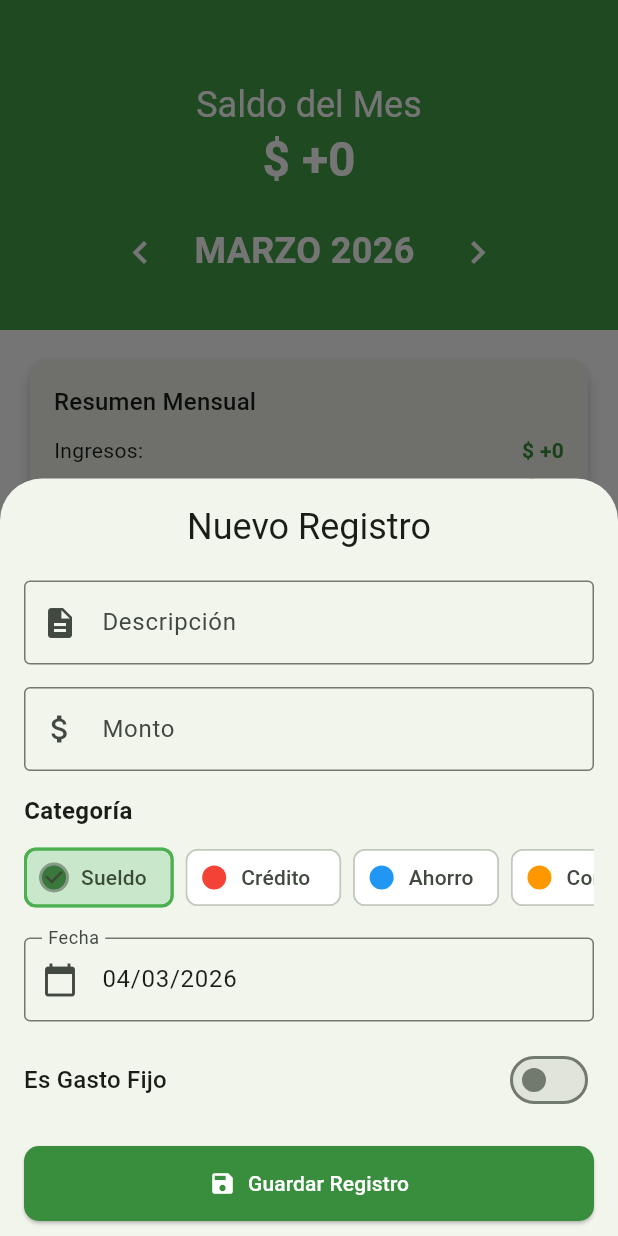
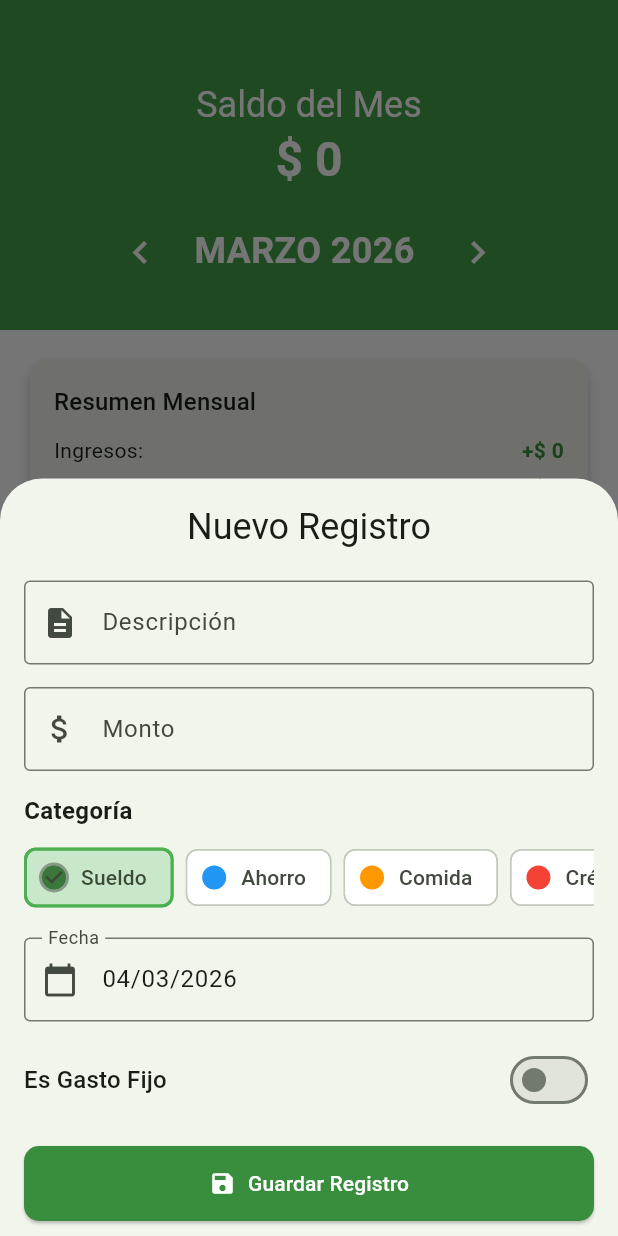
Before and after one commit to naravenar91/control-gastos-flutter, a Flutter app: the screen it shows after launch, after a tap on "Nuevo Registro", on a phone screen of 412 x 824 dp. Run offline on Flutter 3.47's test engine with Material 3 defaults, Android fonts, the phone set to English and light mode, and no system bars; our stand-ins replace drift, equatable, file_picker, fl_chart, flutter_bloc, share_plus and 1 more; accounts and stored records are empty; generated files the repository leaves out were written again.

Commit message:
version 1.0.2

```diff
--- a/lib/presentation/bloc/gasto_bloc.dart
+++ b/lib/presentation/bloc/gasto_bloc.dart
@@ -156,30 +156,36 @@ class GastoBloc extends Bloc<GastoEvent, GastoState> {
     }
   }
 
-  /// Calcula el monto total, total de ingresos, total de gastos y ahorros.
+  /// Calcula el monto total (saldo restante), total de ingresos, total de gastos y ahorros.
   ///
-  /// El total se calcula como: Ingresos - Gastos - Ahorros.
+  /// Siguiendo la lógica financiera:
+  /// Saldo (Disponible) = Total Ingresos - Total Gastos - Total Ahorros.
   _Totals _calculateTotals(List<Gasto> gastos, Map<int, Categoria> categoriasMap) {
-    double total = 0.0;
-    double income = 0.0;
-    double expense = 0.0;
-    double savings = 0.0;
+    double incomeTotal = 0.0;
+    double expenseTotal = 0.0;
+    double savingsTotal = 0.0;
 
     for (var gasto in gastos) {
       final categoria = categoriasMap[gasto.idCategoria];
       if (categoria != null) {
-        if (categoria.tipo == TipoCategoria.ingreso) {
-          income += gasto.monto;
-        } else if (categoria.tipo == TipoCategoria.ahorro) {
-          savings += gasto.monto;
-        } else {
-          // GASTO y OCIO se consideran gastos para el balance general
-          expense += gasto.monto;
+        switch (categoria.tipo) {
+          case TipoCategoria.ingreso:
+            incomeTotal += gasto.monto;
+            break;
+          case TipoCategoria.ahorro:
+            savingsTotal += gasto.monto;
+            break;
+          case TipoCategoria.gasto:
+          case TipoCategoria.ocio:
+            expenseTotal += gasto.monto;
+            break;
         }
       }
     }
-    // Balance total: lo que entra menos lo que sale (gastos) y lo que se reserva (ahorro)
-    total = income - expense - savings;
-    return _Totals(total, income, expense, savings);
+
+    // Saldo (Disponible) es lo que sobra después de gastos y ahorros.
+    final double saldoRestante = incomeTotal - expenseTotal - savingsTotal;
+
+    return _Totals(saldoRestante, incomeTotal, expenseTotal, savingsTotal);
   }
 }
--- a/lib/presentation/pages/charts_page.dart
+++ b/lib/presentation/pages/charts_page.dart
@@ -19,7 +19,7 @@ class _ChartsPageState extends State<ChartsPage> {
 
   @override
   Widget build(BuildContext context) {
-    final currencyFormat = NumberFormat.decimalPattern('es_CL');
+    final currencyFormat = NumberFormat.currency(locale: 'es_CL', symbol: '\$', decimalDigits: 0);
 
     return Scaffold(
       appBar: AppBar(
@@ -34,17 +34,16 @@ class _ChartsPageState extends State<ChartsPage> {
             final double income = state.incomeTotal;
             final double expense = state.expenseTotal;
             final double savings = state.savingsTotal;
+            final double balance = state.totalMes; // Este es el saldo restante (income - expense - savings)
 
-            // El total transaccionado para el gráfico es la suma absoluta de todo lo que se movió
-            final double grandTotal = income + expense + savings;
+            // Base del cálculo: El ingreso total
+            final double baseTotal = income;
 
-            if (grandTotal == 0) {
+            if (baseTotal <= 0 && expense == 0 && savings == 0) {
               return const Center(child: Text('No hay datos suficientes para mostrar gráficos'));
             }
 
-            final double incomePercent = (income / grandTotal) * 100;
-            final double expensePercent = (expense / grandTotal) * 100;
-            final double savingsPercent = (savings / grandTotal) * 100;
+            final bool isOverspent = balance < 0;
 
             // Filtrar listas para el detalle
             final ingresosList = state.gastos
@@ -65,19 +64,21 @@ class _ChartsPageState extends State<ChartsPage> {
                 child: Column(
                   children: [
                     const Text(
-                      'Distribución de Capital',
+                      'Distribución del Ingreso',
                       style: TextStyle(fontSize: 18, fontWeight: FontWeight.bold),
                     ),
                     const SizedBox(height: 5),
                     Text(
-                      'Total Transaccionado: \$ ${currencyFormat.format(grandTotal)}',
+                      'Total Ingresos: \$ ${currencyFormat.format(income)}',
                       style: TextStyle(fontSize: 14, color: Colors.grey.shade600),
                     ),
                     const SizedBox(height: 10),
                     // PieChart con altura fija para scroll
                     SizedBox(
                       height: 250,
-                      child: PieChart(
+                      child: isOverspent
+                        ? _buildOverspentAlert(expense + savings, income, currencyFormat)
+                        : PieChart(
                         PieChartData(
                           pieTouchData: PieTouchData(
                             touchCallback: (FlTouchEvent event, pieTouchResponse) {
@@ -95,38 +96,13 @@ class _ChartsPageState extends State<ChartsPage> {
                           borderData: FlBorderData(show: false),
                           sectionsSpace: 2,
                           centerSpaceRadius: 40,
-                          sections: [
-                            if (income > 0)
-                              _buildSection(
-                                index: 0,
-                                value: income,
-                                percentage: incomePercent,
-                                title: 'Ingresos',
-                                color: Colors.green,
-                                amount: income,
-                                currencyFormat: currencyFormat,
-                              ),
-                            if (expense > 0)
-                              _buildSection(
-                                index: 1,
-                                value: expense,
-                                percentage: expensePercent,
-                                title: 'Gastos',
-                                color: Colors.red,
-                                amount: expense,
-                                currencyFormat: currencyFormat,
-                              ),
-                            if (savings > 0)
-                              _buildSection(
-                                index: 2,
-                                value: savings,
-                                percentage: savingsPercent,
-                                title: 'Ahorros',
-                                color: Colors.lightBlueAccent,
-                                amount: savings,
-                                currencyFormat: currencyFormat,
-                              ),
-                          ],
+                          sections: _buildSections(
+                            income: income,
+                            expense: expense,
+                            savings: savings,
+                            balance: balance,
+                            currencyFormat: currencyFormat,
+                          ),
                         ),
                       ),
                     ),
@@ -192,11 +168,11 @@ class _ChartsPageState extends State<ChartsPage> {
                                 style: TextStyle(
                                   fontSize: 10,
                                   fontWeight: FontWeight.bold,
-                                  color: Colors.lightBlue.shade700,
+                                  color: const Color(0xFF00BFFF),
                                 ),
                               ),
                               const SizedBox(height: 8),
-                              ...ahorrosList.map((g) => _buildDetailItem(g, Colors.lightBlue.shade700, currencyFormat, textColor: Colors.black)),
+                              ...ahorrosList.map((g) => _buildDetailItem(g, const Color(0xFF00BFFF), currencyFormat, textColor: Colors.black)),
                               if (ahorrosList.isEmpty)
                                 const Text('Sin datos', style: TextStyle(fontSize: 9, color: Colors.grey)),
                             ],
@@ -214,6 +190,97 @@ class _ChartsPageState extends State<ChartsPage> {
         },
       ),
     );
+  }
+
+  Widget _buildOverspentAlert(double totalSpent, double income, NumberFormat format) {
+    return Column(
+      mainAxisAlignment: MainAxisAlignment.center,
+      children: [
+        const Icon(Icons.warning_amber_rounded, color: Colors.red, size: 60),
+        const SizedBox(height: 10),
+        const Text(
+          '¡Gasto Excedido!',
+          style: TextStyle(color: Colors.red, fontWeight: FontWeight.bold, fontSize: 18),
+        ),
+        Text(
+          'Los egresos (\$${format.format(totalSpent)}) superan a los ingresos (\$${format.format(income)})',
+          textAlign: TextAlign.center,
+          style: const TextStyle(fontSize: 14),
+        ),
+        const SizedBox(height: 10),
+        SizedBox(
+          height: 100,
+          width: 100,
+          child: PieChart(
+            PieChartData(
+              sections: [
+                PieChartSectionData(
+                  color: Colors.red,
+                  value: 100,
+                  title: '100%',
+                  radius: 40,
+                  titleStyle: const TextStyle(color: Colors.white, fontWeight: FontWeight.bold),
+                ),
+              ],
+            ),
+          ),
+        ),
+      ],
+    );
+  }
+
+  List<PieChartSectionData> _buildSections({
+    required double income,
+    required double expense,
+    required double savings,
+    required double balance,
+    required NumberFormat currencyFormat,
+  }) {
+    final List<PieChartSectionData> sections = [];
+    int currentIndex = 0;
+
+    if (income <= 0) return sections;
+
+    // Gastos
+    if (expense > 0) {
+      sections.add(_buildSection(
+        index: currentIndex++,
+        value: expense,
+        percentage: (expense / income) * 100,
+        title: 'Gastos',
+        color: Colors.red,
+        amount: expense,
+        currencyFormat: currencyFormat,
+      ));
+    }
+
+    // Ahorros
+    if (savings > 0) {
+      sections.add(_buildSection(
+        index: currentIndex++,
+        value: savings,
+        percentage: (savings / income) * 100,
+        title: 'Ahorros',
+        color: const Color(0xFF00BFFF),
+        amount: savings,
+        currencyFormat: currencyFormat,
+      ));
+    }
+
+    // Saldo (Disponible)
+    if (balance > 0) {
+      sections.add(_buildSection(
+        index: currentIndex++,
+        value: balance,
+        percentage: (balance / income) * 100,
+        title: 'Saldo',
+        color: Colors.green,
+        amount: balance,
+        currencyFormat: currencyFormat,
+      ));
+    }
+
+    return sections;
   }
 
   Widget _buildDetailItem(Gasto gasto, Color color, NumberFormat format, {Color? textColor}) {
@@ -272,9 +339,9 @@ class _ChartsPageState extends State<ChartsPage> {
       spacing: 15,
       runSpacing: 10,
       children: [
-        _legendItem('Ingresos', Colors.green),
+        _legendItem('Saldo', Colors.green),
         _legendItem('Gastos', Colors.red),
-        _legendItem('Ahorros', Colors.lightBlueAccent),
+        _legendItem('Ahorros', const Color(0xFF00BFFF)),
       ],
     );
   }
--- a/lib/presentation/pages/home_page.dart
+++ b/lib/presentation/pages/home_page.dart
@@ -37,8 +37,8 @@ class HomePage extends StatelessWidget {
               NumberFormat.decimalPattern('es_CL');
           final DateFormat dateFormat = DateFormat('dd/MM/yyyy');
 
-          // Calcula el saldo total para mostrar en el SliverAppBar
-          final double balanceTotal = state.incomeTotal - state.expenseTotal;
+          // Utiliza el saldo total calculado en el BLoC (Ingresos - Gastos - Ahorros)
+          final double balanceTotal = state.totalMes;
 
           // Función auxiliar para formatear montos con signo y símbolo al inicio
           String formatAmount(double amount, TipoCategoria? tipo) {
@@ -91,7 +91,7 @@ class HomePage extends StatelessWidget {
                               ),
                         ),
                         Text(
-                          '${balanceTotal >= 0 ? '\$ +' : '\$ -'}${currencyFormat.format(balanceTotal.abs())}',
+                          '${balanceTotal >= 0 ? '\$ ' : '-\$ '}${currencyFormat.format(balanceTotal.abs())}',
                           style: Theme.of(context).textTheme.headlineLarge?.copyWith(
                                 color: Theme.of(context).colorScheme.onPrimary,
                                 fontWeight: FontWeight.bold,
@@ -128,7 +128,7 @@ class HomePage extends StatelessWidget {
                             children: [
                               const Text('Ingresos:'),
                               Text(
-                                '\$ +${currencyFormat.format(state.incomeTotal)}',
+                                '+\$ ${currencyFormat.format(state.incomeTotal)}',
                                 style: TextStyle(
                                   color: Colors.green.shade700,
                                   fontWeight: FontWeight.bold,
@@ -142,7 +142,7 @@ class HomePage extends StatelessWidget {
                             children: [
                               const Text('Gastos:'),
                               Text(
-                                '\$ -${currencyFormat.format(state.expenseTotal)}',
+                                '-\$ ${currencyFormat.format(state.expenseTotal)}',
                                 style: TextStyle(
                                   color: Colors.red.shade700,
                                   fontWeight: FontWeight.bold,
@@ -167,7 +167,11 @@ class HomePage extends StatelessWidget {
                     // Determina el color del monto según el color de su categoría en la DB
                     Color montoColor = Theme.of(context).colorScheme.onSurface;
                     if (categoria != null) {
-                      montoColor = Color(categoria.colorValue);
+                      if (categoria.tipo == TipoCategoria.ahorro) {
+                        montoColor = const Color(0xFF00BFFF);
+                      } else {
+                        montoColor = Color(categoria.colorValue);
+                      }
                     }
 
                     return Dismissible(
--- a/lib/presentation/widgets/add_gasto_sheet.dart
+++ b/lib/presentation/widgets/add_gasto_sheet.dart
@@ -491,7 +491,25 @@ class _AddGastoSheetState extends State<AddGastoSheet> {
                     return const Center(child: CircularProgressIndicator());
                   }
 
-                  final categorias = snapshot.data ?? [];
+                  final categoriasRaw = snapshot.data ?? [];
+
+                  // Ordenar categorías: 1. Sueldo, 2. Crédito, 3. Ahorro, luego alfabéticamente
+                  final categorias = List<Categoria>.from(categoriasRaw);
+                  categorias.sort((a, b) {
+                    int getPriority(String desc) {
+                      final d = desc.toLowerCase();
+                      if (d == 'sueldo') return 0;
+                      if (d == 'crédito' || d == 'credito') return 1;
+                      if (d == 'ahorro') return 2;
+                      return 3;
+                    }
+
+                    final pA = getPriority(a.descripcion);
+                    final pB = getPriority(b.descripcion);
+
+                    if (pA != pB) return pA.compareTo(pB);
+                    return a.descripcion.toLowerCase().compareTo(b.descripcion.toLowerCase());
+                  });
 
                   if (categorias.isEmpty) {
                     return Row(
```
